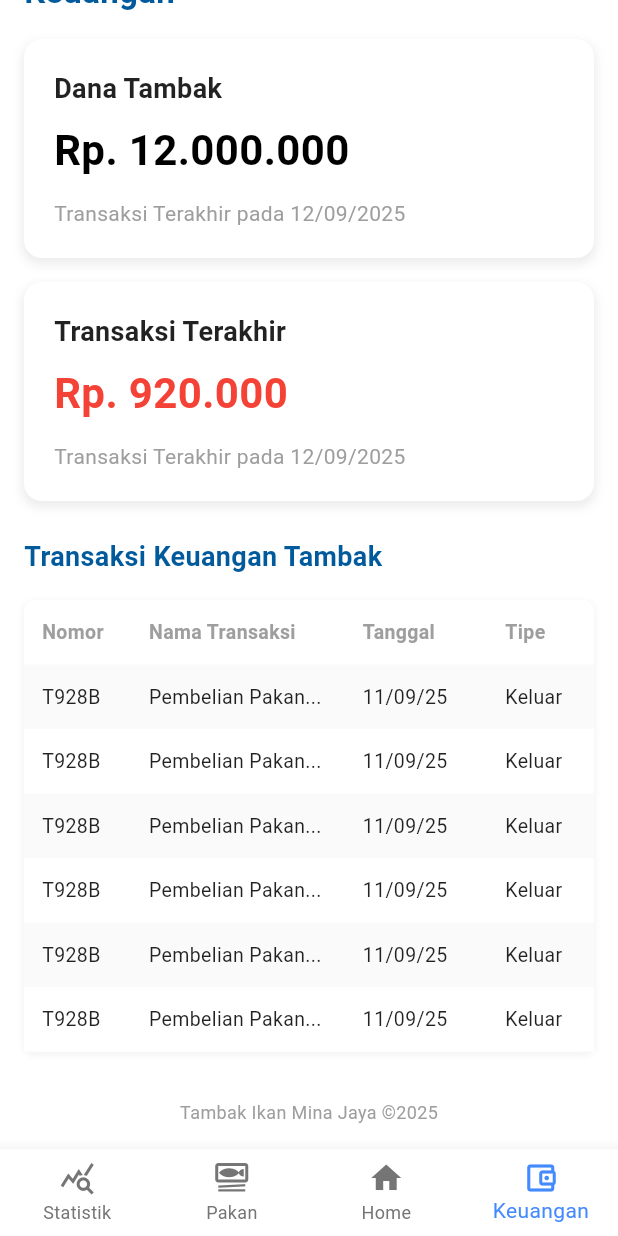
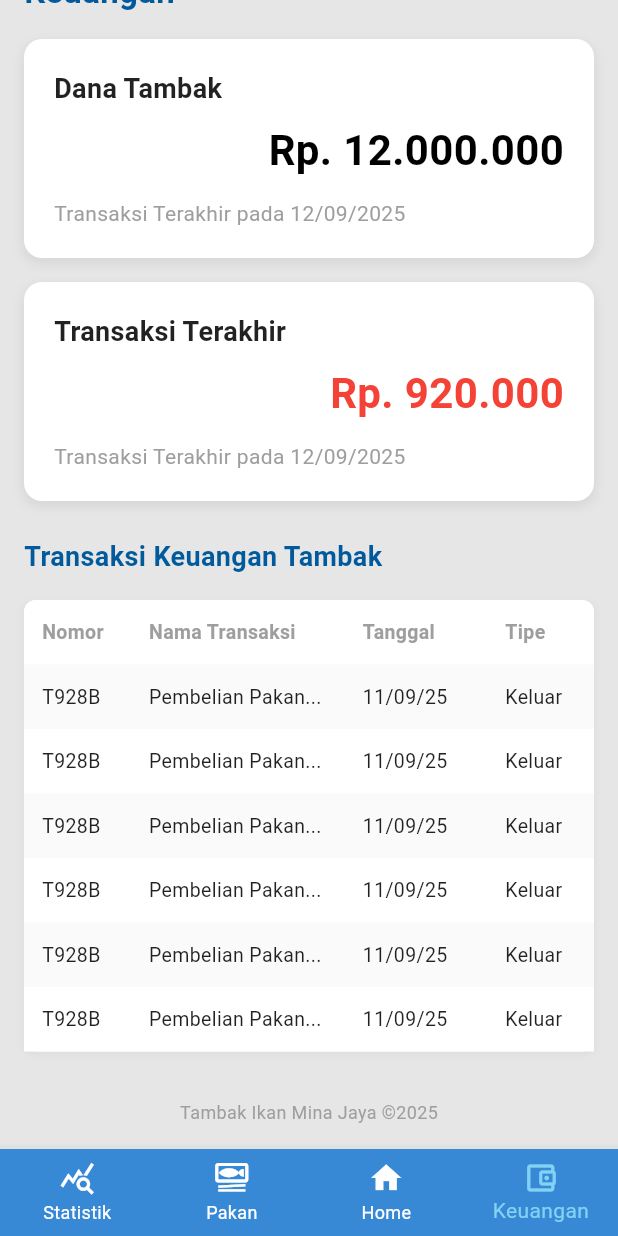
Before and after one commit to NekoDesu-cyte/Tubes_PPB_Tambak, a Flutter app: the screen it shows after launch, item 4 of the bottom bar chosen, scrolled down 237 dp, on a phone screen of 412 x 824 dp. Run offline on Flutter 3.47's test engine with Material 3 defaults, Android fonts, the phone set to English and light mode, and no system bars.

Commit message:
allign right (keuangan.dart) Card

```diff
--- a/mina_jaya_app/lib/keuangan.dart
+++ b/mina_jaya_app/lib/keuangan.dart
@@ -8,7 +8,7 @@ class KeuanganPage extends StatelessWidget {
     // Kita gunakan Scaffold lagi, tapi tanpa AppBar
     // karena desainnya menyatu dengan gambar atas
     return Scaffold(
-      backgroundColor: Colors.white,
+      backgroundColor: Color.fromARGB(255, 230, 230, 230),
       body: SingleChildScrollView(
         child: Column(
           crossAxisAlignment: CrossAxisAlignment.start,
@@ -16,7 +16,7 @@ class KeuanganPage extends StatelessWidget {
             // --- GAMBAR BANNER (FULL-WIDTH) ---
             // Menggunakan gambar yang sama dengan di Home
             Image.asset(
-              'assets/images/tambak_banner.jpg',
+              'assets/tambak_page.jpeg',
               width: double.infinity,
               height: 200,
               fit: BoxFit.cover,
@@ -137,12 +137,15 @@ class KeuanganPage extends StatelessWidget {
             ),
           ),
           const SizedBox(height: 8),
-          Text(
-            amount,
-            style: TextStyle(
-              fontSize: 28,
-              fontWeight: FontWeight.bold,
-              color: amountColor, // Warna dinamis
+          Align(
+            alignment: Alignment.centerRight,
+            child: Text(
+              amount,
+              style: TextStyle(
+                fontSize: 28,
+                fontWeight: FontWeight.bold,
+                color: amountColor, // Warna dinamis
+              ),
             ),
           ),
           const SizedBox(height: 12),
--- a/mina_jaya_app/lib/main.dart
+++ b/mina_jaya_app/lib/main.dart
@@ -78,9 +78,9 @@ class _MainPageState extends State<MainPage> {
         ],
         currentIndex: _selectedIndex,
         onTap: _onItemTapped,
-        backgroundColor: Colors.white,
-        selectedItemColor: Colors.blueAccent,
-        unselectedItemColor: Colors.grey[600],
+        backgroundColor: const Color.fromRGBO(56, 137, 213, 1),
+        selectedItemColor: const Color.fromARGB(255, 130, 210, 244),
+        unselectedItemColor: const Color.fromARGB(255, 255, 255, 255),
         type: BottomNavigationBarType.fixed,
         showUnselectedLabels: true, // Tampilkan semua label
         showSelectedLabels: true,
```
